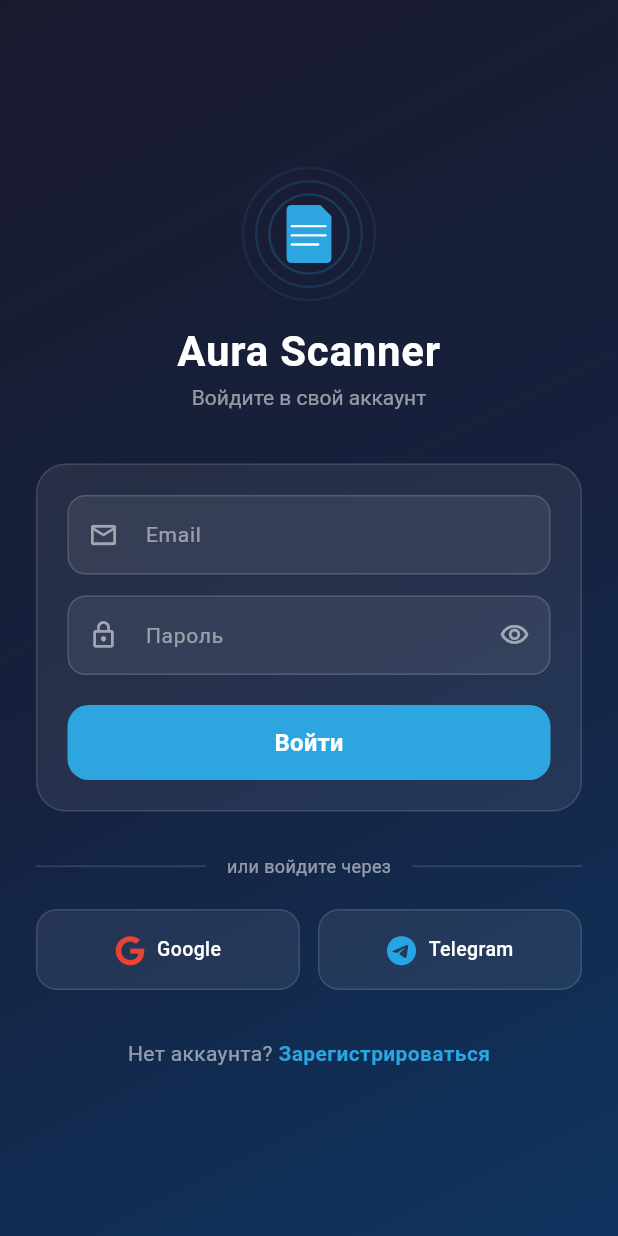
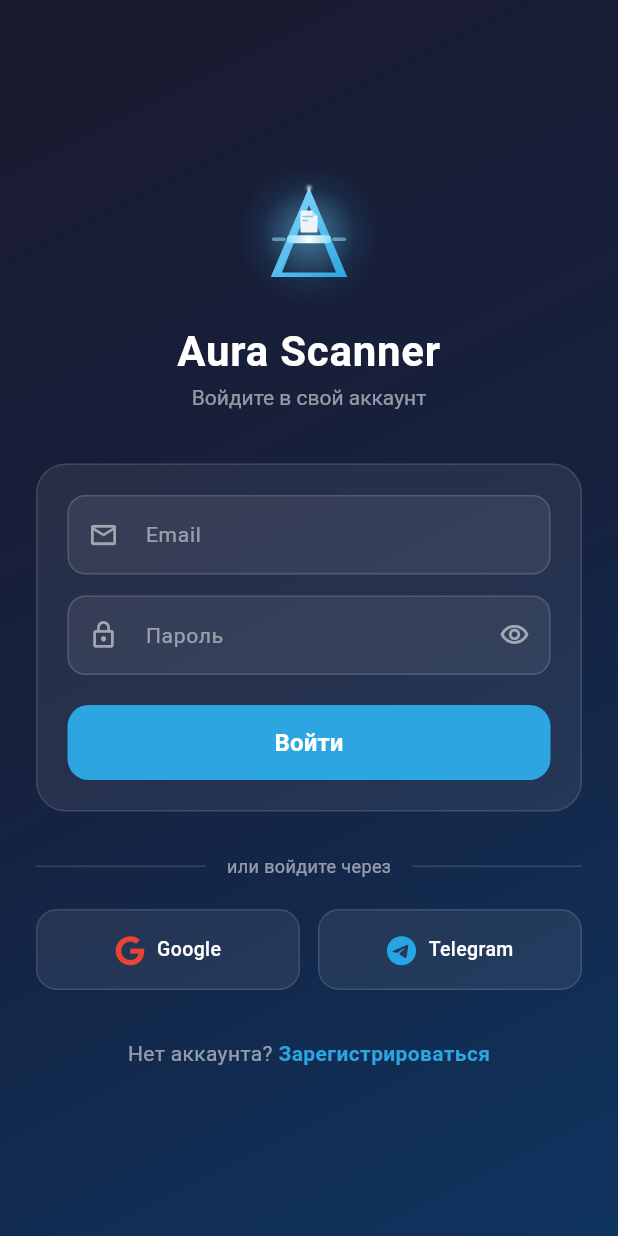
Before and after one commit to nekopunk44/Aura-scaner, a Flutter app: the screen it shows after launch, after a tap on "Пропустить", on a phone screen of 412 x 824 dp. Run offline on Flutter 3.47's test engine with Material 3 defaults, Android fonts, the phone set to English and light mode, and no system bars; our stand-ins replace app_links, audioplayers, camera, dio, file_picker, font_awesome_flutter and 14 more; missing offline and left inert: docx_to_text, flutter_doc_scanner, flutter_tesseract_ocr, google_mlkit_language_id, google_mlkit_text_recognition, google_mlkit_translation and 7 more; network calls fail.

Commit message:
feat(scanner): креативный логотип AuraLogo — монограмма «A» + сканер + аура
Прошлая версия (концентрические волны вокруг документа) была банальной.
Новый концепт связывает название и функцию приложения:

- Большая буква «A» как треугольная страница-призма, с диагональным
  градиентом #8CDDFF → #2CA5E0.
- Внутри верхней «дыры» буквы — миниатюрный документ со складкой угла
  и двумя «текстовыми» линиями (привязка к функции сканера).
- Перекладина «A» — яркий горизонтальный луч сканера с белым
  highlight'ом по центру; за пределами буквы он продолжается короткими
  лучами слева и справа.
- За буквой — два радиальных слоя сияния («аура»).
- В вершине «A» — мягкий blur-блик «искры».

Полностью векторный CustomPainter, без файлов-картинок — чёткий на
любом размере, безопасно использовать для launcher-иконки 1024×1024.

```diff
--- a/scanner_ap/lib/widgets/aura_logo.dart
+++ b/scanner_ap/lib/widgets/aura_logo.dart
@@ -1,23 +1,28 @@
 import 'package:flutter/material.dart';
 
-/// Брендовый логотип Aura Scanner. Полностью векторный (CustomPainter),
-/// без файлов-картинок: концентрические волны вокруг документа.
+/// Брендовый логотип Aura Scanner.
 ///
-/// Используется на splash, login и в качестве источника для генерации
-/// launcher-иконки Android/iOS.
+/// Концепция: монограмма «A» как страница-призма, через которую проходит
+/// горизонтальный луч сканера. Внутри верхней половины — миниатюрный
+/// «документ» со складкой угла (привязка к функции приложения), вокруг
+/// буквы — мягкое голубое сияние («аура»).
+///
+/// Полностью векторный (CustomPainter), без файлов-картинок — чёткий на
+/// любом размере, подходит как для splash (160px), так и для launcher-
+/// иконки (1024px).
 class AuraLogo extends StatelessWidget {
   final double size;
   final Color color;
 
-  /// Если `true`, центральный документ заливается белым, а волны цветные —
-  /// для размещения на цветной плашке (например, splash на акцентном фоне).
-  final bool invert;
+  /// Светлый акцент для градиента и луча сканера. По умолчанию — светлый
+  /// оттенок основного цвета.
+  final Color highlight;
 
   const AuraLogo({
     super.key,
     this.size = 96,
     this.color = const Color(0xFF2CA5E0),
-    this.invert = false,
+    this.highlight = const Color(0xFF8CDDFF),
   });
 
   @override
@@ -26,7 +31,7 @@
       width: size,
       height: size,
       child: CustomPaint(
-        painter: _AuraLogoPainter(color: color, invert: invert),
+        painter: _AuraLogoPainter(color: color, highlight: highlight),
       ),
     );
   }
@@ -34,39 +39,163 @@
 
 class _AuraLogoPainter extends CustomPainter {
   final Color color;
-  final bool invert;
+  final Color highlight;
 
-  _AuraLogoPainter({required this.color, required this.invert});
+  _AuraLogoPainter({required this.color, required this.highlight});
 
   @override
   void paint(Canvas canvas, Size size) {
     final base = size.shortestSide;
-    final center = Offset(size.width / 2, size.height / 2);
+    final cx = size.width / 2;
+    final cy = size.height / 2;
 
-    // Концентрические волны «aura» вокруг документа — 3 круга с убывающей
-    // прозрачностью. Создают ощущение луча/ауры сканера.
-    for (int i = 0; i < 3; i++) {
-      final radius = base * (0.30 + 0.10 * i);
-      final strokeWidth = base * 0.018;
-      final paint = Paint()
-        ..color = color.withValues(alpha: 0.22 - 0.06 * i)
-        ..style = PaintingStyle.stroke
-        ..strokeWidth = strokeWidth;
-      canvas.drawCircle(center, radius, paint);
-    }
+    // 1. Aurora-glow — два радиальных слоя свечения за буквой.
+    _drawAura(canvas, base, cx, cy);
 
-    // Документ — прямоугольник со скруглёнными углами и загнутым правым
-    // верхним уголком.
-    final docW = base * 0.34;
-    final docH = base * 0.44;
-    final docLeft = center.dx - docW / 2;
-    final docTop = center.dy - docH / 2;
-    final docRight = docLeft + docW;
-    final docBottom = docTop + docH;
-    final fold = base * 0.085;
-    final radius = base * 0.04;
+    // 2. Геометрия буквы A.
+    final aHeight = base * 0.68;
+    final aWidth = base * 0.58;
+    final aTop = cy - aHeight * 0.52;
+    final aBottom = cy + aHeight * 0.48;
+    final aLeft = cx - aWidth / 2;
+    final aRight = cx + aWidth / 2;
 
-    final docPath = Path()
+    // Внутренний треугольник — «дыра» в букве A.
+    final innerInset = base * 0.085;
+    final innerTopY = aTop + innerInset * 1.6;
+    final innerBottomY = aBottom - innerInset * 0.4;
+    final innerLeftX = aLeft + innerInset;
+    final innerRightX = aRight - innerInset;
+
+    // 3. Заливка буквы — диагональный градиент.
+    final rect = Rect.fromLTWH(aLeft, aTop, aWidth, aHeight);
+    final fillPaint = Paint()
+      ..shader = LinearGradient(
+        colors: [highlight, color],
+        begin: Alignment.topLeft,
+        end: Alignment.bottomRight,
+      ).createShader(rect)
+      ..style = PaintingStyle.fill;
+
+    final letterPath = Path()
+      ..fillType = PathFillType.evenOdd
+      // Внешний контур треугольника.
+      ..moveTo(cx, aTop)
+      ..lineTo(aRight, aBottom)
+      ..lineTo(aLeft, aBottom)
+      ..close()
+      // Внутренний контур — даёт «дыру» в треугольнике.
+      ..moveTo(cx, innerTopY)
+      ..lineTo(innerRightX, innerBottomY)
+      ..lineTo(innerLeftX, innerBottomY)
+      ..close();
+
+    canvas.drawPath(letterPath, fillPaint);
+
+    // 4. Перекладина-сканер: яркая горизонтальная полоса через центр.
+    //    Вписана точно в внешний треугольник + ярче основного градиента.
+    final barY = cy + base * 0.04;
+    final barTickness = base * 0.06;
+    final tFromTop = (barY - aTop) / aHeight;
+    final barHalfWidth = (aWidth / 2) * tFromTop;
+    final barRect = Rect.fromCenter(
+      center: Offset(cx, barY),
+      width: barHalfWidth * 2,
+      height: barTickness,
+    );
+    final barPaint = Paint()
+      ..shader = LinearGradient(
+        colors: [
+          highlight.withValues(alpha: 0.9),
+          Colors.white,
+          highlight.withValues(alpha: 0.9),
+        ],
+      ).createShader(barRect);
+    canvas.drawRRect(
+      RRect.fromRectAndRadius(barRect, Radius.circular(barTickness / 2)),
+      barPaint,
+    );
+
+    // 5. Луч сканера выходит за пределы буквы — две короткие линии
+    //    наружу слева и справа, как «луч продолжается».
+    final rayPaint = Paint()
+      ..color = highlight.withValues(alpha: 0.55)
+      ..strokeCap = StrokeCap.round
+      ..strokeWidth = barTickness * 0.45;
+    final rayLength = base * 0.08;
+    canvas.drawLine(
+      Offset(cx - barHalfWidth - base * 0.02, barY),
+      Offset(cx - barHalfWidth - base * 0.02 - rayLength, barY),
+      rayPaint,
+    );
+    canvas.drawLine(
+      Offset(cx + barHalfWidth + base * 0.02, barY),
+      Offset(cx + barHalfWidth + base * 0.02 + rayLength, barY),
+      rayPaint,
+    );
+
+    // 6. Миниатюрный документ внутри верхней «дыры» буквы — связка с
+    //    функцией приложения. Прямоугольник со складкой правого верхнего
+    //    угла.
+    _drawTinyDocument(
+      canvas,
+      base: base,
+      cx: cx,
+      topY: innerTopY,
+      barY: barY,
+      barTickness: barTickness,
+    );
+
+    // 7. Сияющий блик в верхней вершине A — «искра ауры».
+    final sparklePaint = Paint()
+      ..color = Colors.white.withValues(alpha: 0.85)
+      ..maskFilter = MaskFilter.blur(BlurStyle.normal, base * 0.012);
+    canvas.drawCircle(Offset(cx, aTop + base * 0.005), base * 0.018, sparklePaint);
+  }
+
+  void _drawAura(Canvas canvas, double base, double cx, double cy) {
+    // Три радиальных слоя — внешний размытый, средний и плотное ядро.
+    final auraCenter = Offset(cx, cy);
+    final outer = Paint()
+      ..shader = RadialGradient(
+        colors: [
+          color.withValues(alpha: 0.28),
+          color.withValues(alpha: 0.0),
+        ],
+        stops: const [0.0, 1.0],
+      ).createShader(Rect.fromCircle(center: auraCenter, radius: base * 0.55));
+    canvas.drawCircle(auraCenter, base * 0.55, outer);
+
+    final middle = Paint()
+      ..shader = RadialGradient(
+        colors: [
+          highlight.withValues(alpha: 0.32),
+          highlight.withValues(alpha: 0.0),
+        ],
+        stops: const [0.0, 1.0],
+      ).createShader(Rect.fromCircle(center: auraCenter, radius: base * 0.36));
+    canvas.drawCircle(auraCenter, base * 0.36, middle);
+  }
+
+  void _drawTinyDocument(
+    Canvas canvas, {
+    required double base,
+    required double cx,
+    required double topY,
+    required double barY,
+    required double barTickness,
+  }) {
+    // Документ занимает ~80% высоты «дыры» над перекладиной.
+    final docTop = topY + base * 0.04;
+    final docBottom = barY - barTickness * 0.85;
+    final docHeight = docBottom - docTop;
+    final docWidth = docHeight * 0.78;
+    final docLeft = cx - docWidth / 2;
+    final docRight = cx + docWidth / 2;
+    final fold = base * 0.04;
+    final radius = base * 0.012;
+
+    final path = Path()
       ..moveTo(docLeft + radius, docTop)
       ..lineTo(docRight - fold, docTop)
       ..lineTo(docRight, docTop + fold)
@@ -78,42 +207,41 @@
       ..quadraticBezierTo(docLeft, docTop, docLeft + radius, docTop)
       ..close();
 
-    final docPaint = Paint()
-      ..color = invert ? Colors.white : color
-      ..style = PaintingStyle.fill;
-    canvas.drawPath(docPath, docPaint);
+    // Белая страница чуть просвечивает — пользователь должен видеть
+    // градиент «А» под документом, чтобы не было плоско.
+    final docPaint = Paint()..color = Colors.white.withValues(alpha: 0.92);
+    canvas.drawPath(path, docPaint);
 
-    // Загнутый уголок — небольшой треугольник.
+    // Складка уголка.
     final foldPath = Path()
       ..moveTo(docRight - fold, docTop)
       ..lineTo(docRight - fold, docTop + fold)
       ..lineTo(docRight, docTop + fold)
       ..close();
-    final foldPaint = Paint()
-      ..color = (invert ? Colors.white : color).withValues(alpha: 0.55)
-      ..style = PaintingStyle.fill;
+    final foldPaint = Paint()..color = color.withValues(alpha: 0.35);
     canvas.drawPath(foldPath, foldPaint);
 
-    // Три текстовые линии внутри документа.
-    final lineColor = invert ? color : Colors.white;
+    // Две линии «текста» в документе.
     final linePaint = Paint()
-      ..color = lineColor
-      ..style = PaintingStyle.stroke
-      ..strokeWidth = base * 0.018
+      ..color = color.withValues(alpha: 0.55)
+      ..strokeWidth = base * 0.012
       ..strokeCap = StrokeCap.round;
-    final lineLeft = docLeft + base * 0.04;
-    final lineRight = docRight - base * 0.045;
-    final lineMid = docRight - base * 0.10;
-    final firstLineY = docTop + base * 0.16;
-    final lineGap = base * 0.07;
-    for (int i = 0; i < 3; i++) {
-      final y = firstLineY + i * lineGap;
-      final right = i == 2 ? lineMid : lineRight;
-      canvas.drawLine(Offset(lineLeft, y), Offset(right, y), linePaint);
-    }
+    final lineLeft = docLeft + base * 0.018;
+    final lineRight = docRight - base * 0.02;
+    final firstLineY = docTop + base * 0.045;
+    canvas.drawLine(
+      Offset(lineLeft, firstLineY),
+      Offset(lineRight - base * 0.02, firstLineY),
+      linePaint,
+    );
+    canvas.drawLine(
+      Offset(lineLeft, firstLineY + base * 0.03),
+      Offset(lineRight - base * 0.06, firstLineY + base * 0.03),
+      linePaint,
+    );
   }
 
   @override
   bool shouldRepaint(_AuraLogoPainter old) =>
-      old.color != color || old.invert != invert;
+      old.color != color || old.highlight != highlight;
 }
```
